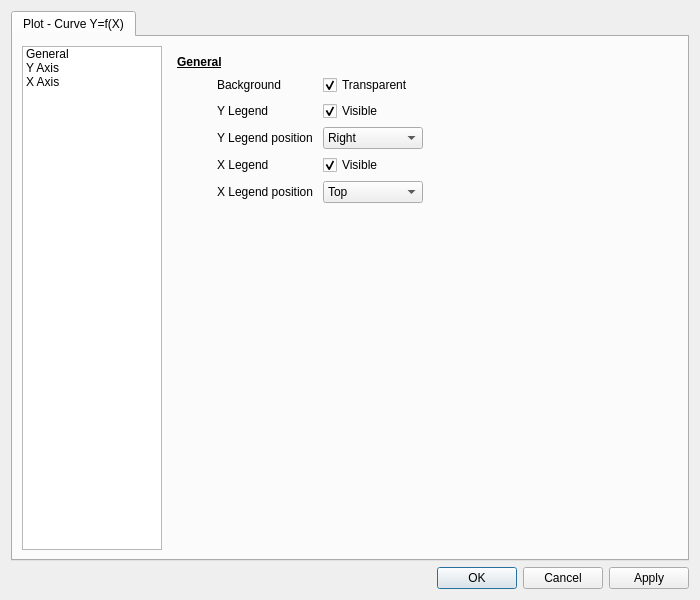
Before: the Qt Designer form ui/element_editors/curves_xy_editor.ui in BrnSlr/CuteBoard, drawn with Qt 5.
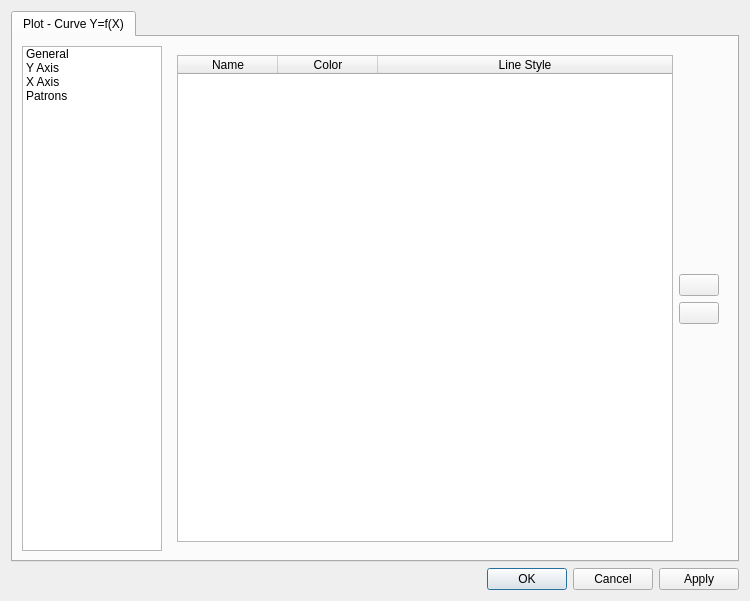
After: the same form once the commit is applied. Icons and pictures are not drawn.

Diff of the .ui file:
```diff
--- a/ui/element_editors/curves_xy_editor.ui
+++ b/ui/element_editors/curves_xy_editor.ui
@@ -6,10 +6,16 @@
    <rect>
     <x>0</x>
     <y>0</y>
-    <width>700</width>
-    <height>600</height>
+    <width>750</width>
+    <height>601</height>
    </rect>
   </property>
+  <property name="minimumSize">
+   <size>
+    <width>750</width>
+    <height>550</height>
+   </size>
+  </property>
   <property name="windowTitle">
    <string>Curves XY</string>
   </property>
@@ -59,12 +65,17 @@
            <string>X Axis</string>
           </property>
          </item>
+         <item>
+          <property name="text">
+           <string>Patrons</string>
+          </property>
+         </item>
         </widget>
        </item>
        <item>
         <widget class="QStackedWidget" name="stackedWidget">
          <property name="currentIndex">
-          <number>0</number>
+          <number>3</number>
          </property>
          <widget class="QWidget" name="generalPage">
           <layout class="QVBoxLayout" name="verticalLayout">
@@ -1397,6 +1408,96 @@
            </item>
           </layout>
          </widget>
+         <widget class="QWidget" name="patronsPage">
+          <layout class="QHBoxLayout" name="horizontalLayout_7">
+           <item>
+            <widget class="QTableWidget" name="patronsTableWidget">
+             <property name="editTriggers">
+              <set>QAbstractItemView::NoEditTriggers</set>
+             </property>
+             <property name="selectionMode">
+              <enum>QAbstractItemView::SingleSelection</enum>
+             </property>
+             <property name="selectionBehavior">
+              <enum>QAbstractItemView::SelectRows</enum>
+             </property>
+             <attribute name="horizontalHeaderStretchLastSection">
+              <bool>true</bool>
+             </attribute>
+             <attribute name="verticalHeaderVisible">
+              <bool>false</bool>
+             </attribute>
+             <column>
+              <property name="text">
+               <string>Name</string>
+              </property>
+             </column>
+             <column>
+              <property name="text">
+               <string>Color</string>
+              </property>
+             </column>
+             <column>
+              <property name="text">
+               <string>Line Style</string>
+              </property>
+             </column>
+            </widget>
+           </item>
+           <item>
+            <layout class="QVBoxLayout" name="verticalLayout_9">
+             <item>
+              <spacer name="verticalSpacer_4">
+               <property name="orientation">
+                <enum>Qt::Vertical</enum>
+               </property>
+               <property name="sizeHint" stdset="0">
+                <size>
+                 <width>20</width>
+                 <height>40</height>
+                </size>
+               </property>
+              </spacer>
+             </item>
+             <item>
+              <widget class="QPushButton" name="addPatronButton">
+               <property name="text">
+                <string/>
+               </property>
+               <property name="icon">
+                <iconset resource="../../resources/icons/icons.qrc">
+                 <normaloff>:/icons8_plus_math_32px_1.png</normaloff>:/icons8_plus_math_32px_1.png</iconset>
+               </property>
+              </widget>
+             </item>
+             <item>
+              <widget class="QPushButton" name="deletePatronButton">
+               <property name="text">
+                <string/>
+               </property>
+               <property name="icon">
+                <iconset resource="../../resources/icons/icons.qrc">
+                 <normaloff>:/icons8_minus_math_32px.png</normaloff>:/icons8_minus_math_32px.png</iconset>
+               </property>
+              </widget>
+             </item>
+             <item>
+              <spacer name="verticalSpacer_5">
+               <property name="orientation">
+                <enum>Qt::Vertical</enum>
+               </property>
+               <property name="sizeHint" stdset="0">
+                <size>
+                 <width>20</width>
+                 <height>40</height>
+                </size>
+               </property>
+              </spacer>
+             </item>
+            </layout>
+           </item>
+          </layout>
+         </widget>
         </widget>
        </item>
       </layout>
```
Left out of the diff: 8 changed lines with no effect on the pictures.
